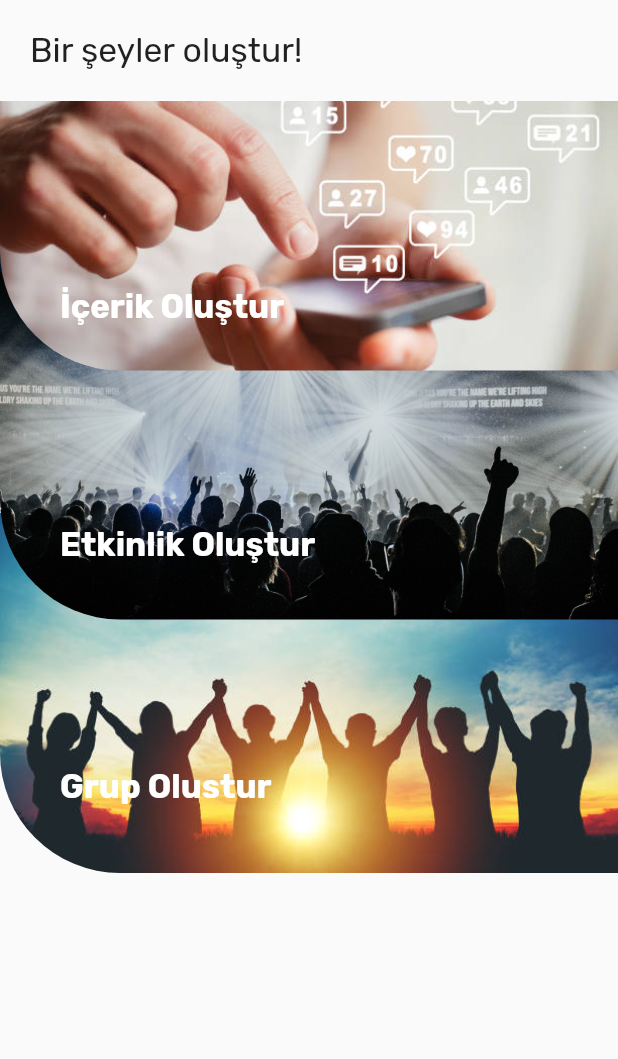
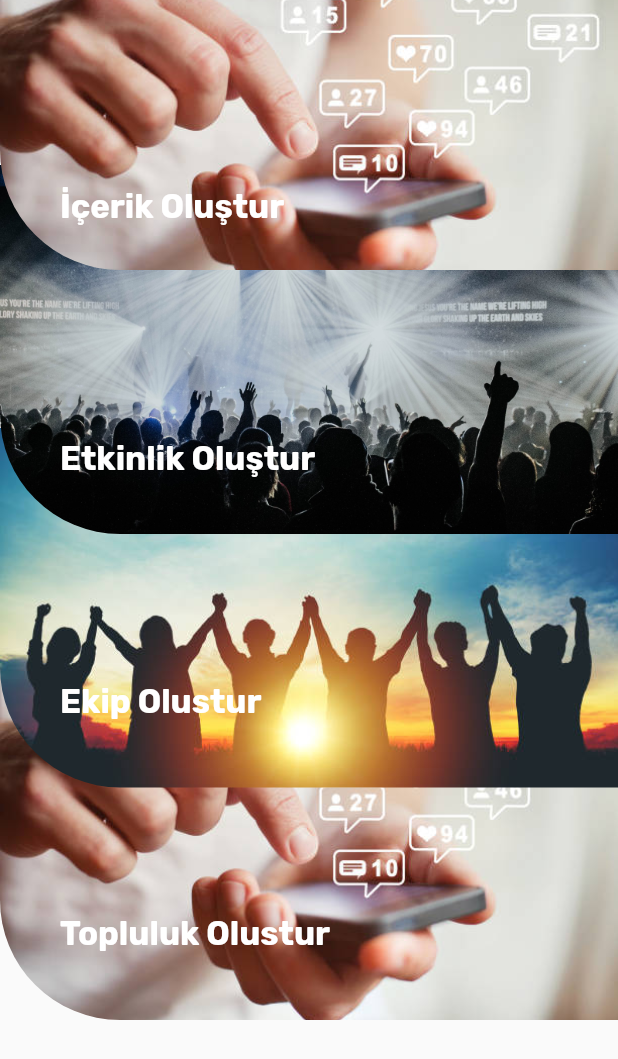
Before and after one commit to ozyildirim/dodact, a Flutter app: the CreationPage screen opened directly, on a phone screen of 412 x 824 dp. Shown: the top 1059 px of the screen. Run offline on Flutter 3.47's test engine with Material 2 defaults, Android fonts, the phone set to English and light mode, and no system bars; our stand-ins replace cloud_firestore, cool_alert, file_picker, firebase_auth, firebase_core, firebase_storage and 7 more; missing offline and left inert: extended_navbar_scaffold, flutter_facebook_login; accounts and stored records are empty.

Commit message:
creation updated

```diff
--- a/lib/ui/creation/creation_page.dart
+++ b/lib/ui/creation/creation_page.dart
@@ -6,29 +6,31 @@ class CreationPage extends StatelessWidget {
   @override
   Widget build(BuildContext context) {
     return Scaffold(
+      extendBodyBehindAppBar: true,
       body: ListView(
         children: <Widget>[
-          Padding(
-            padding: const EdgeInsets.all(20),
-            child: Text(
-              "Bir şeyler oluştur!",
-              style: TextStyle(fontSize: 22.5),
-            ),
-          ),
           Stack(
             children: [
               CurvedListItem(
                 textPos: 180,
                 boxSize: 240,
-                spaceValue: 275,
-                title: 'Grup Olustur',
+                spaceValue: 440,
+                title: 'Topluluk Olustur',
+                conImage:
+                    AssetImage('assets/images/creation/icerik_olustur.jpeg'),
+              ),
+              CurvedListItem(
+                textPos: 180,
+                boxSize: 240,
+                spaceValue: 285,
+                title: 'Ekip Olustur',
                 conImage:
                     AssetImage('assets/images/creation/grup_olustur.jpeg'),
               ),
               CurvedListItem(
                 textPos: 150,
                 boxSize: 246,
-                spaceValue: 100,
+                spaceValue: 110,
                 title: 'Etkinlik Oluştur',
                 conImage:
                     AssetImage('assets/images/creation/etkinlik_olustur.jpeg'),
```
Also changed, not shown: lib/ui/profile/profile_page.dart (+1 -19 lines), pubspec.lock.
